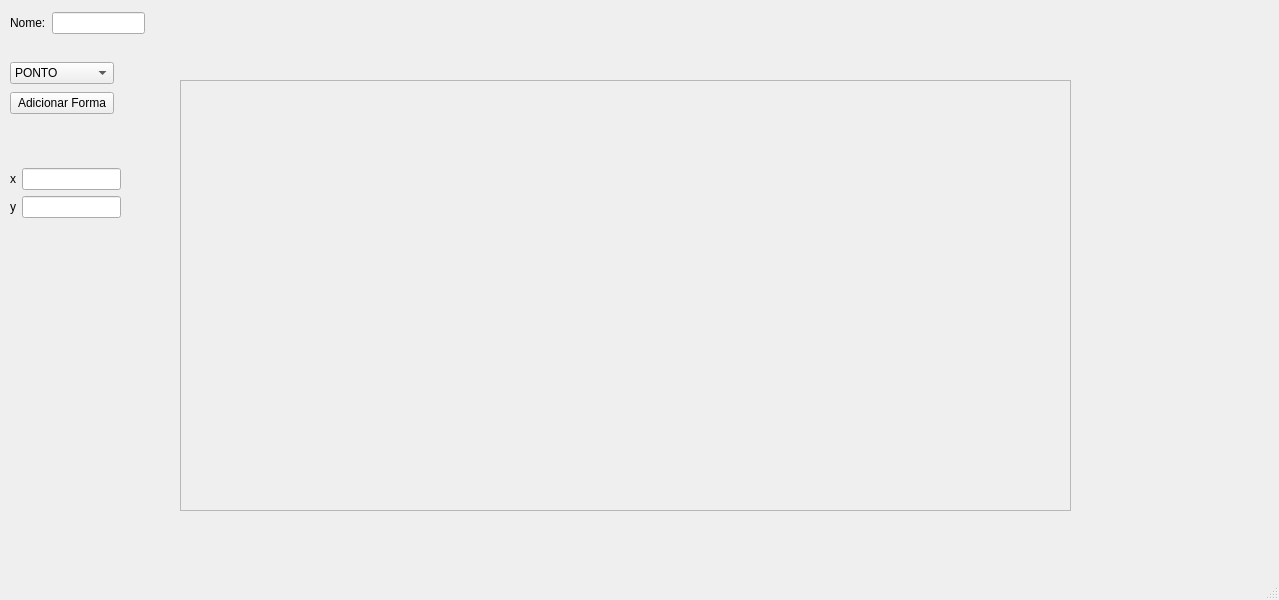
Before: the Qt Designer form mainwindow.ui in samu-ribas/3D-Graphics-Engine-Project, drawn with Qt 5.
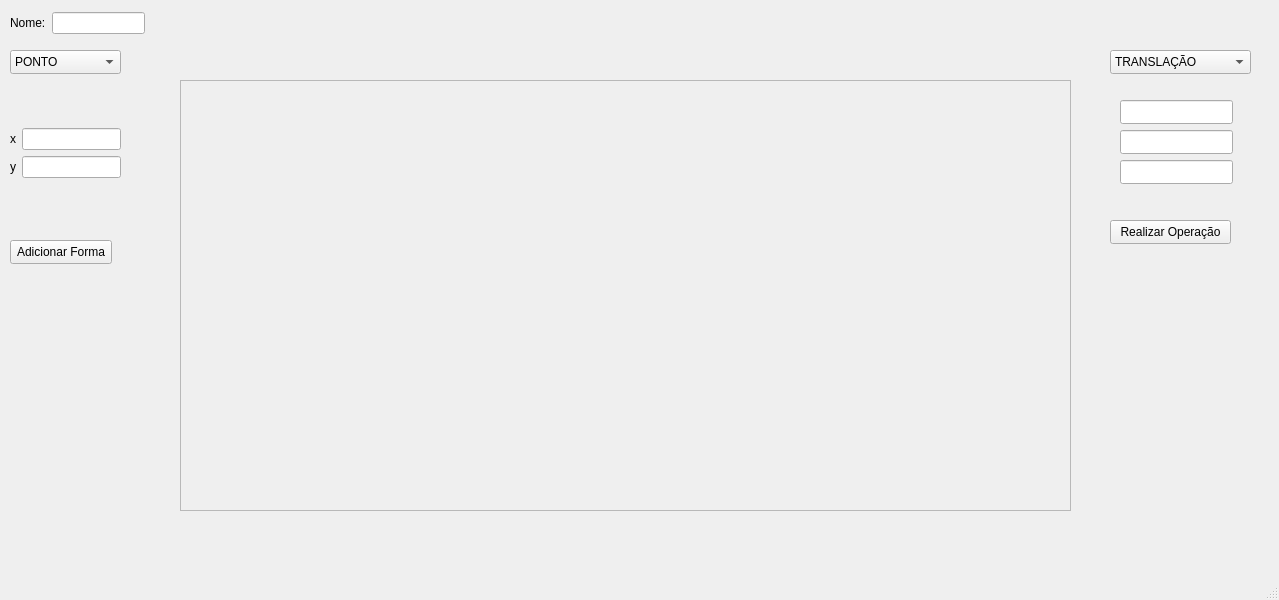
After: the same form once the commit is applied. The open tabs and pages were chosen to show the change. Custom widgets are drawn as their Qt base class.

Diff of the .ui file:
```diff
--- a/mainwindow.ui
+++ b/mainwindow.ui
@@ -30,13 +30,43 @@
      <enum>QFrame::Shadow::Raised</enum>
     </property>
    </widget>
+   <widget class="QComboBox" name="comboBox">
+    <property name="geometry">
+     <rect>
+      <x>10</x>
+      <y>50</y>
+      <width>111</width>
+      <height>24</height>
+     </rect>
+    </property>
+    <item>
+     <property name="text">
+      <string>PONTO</string>
+     </property>
+    </item>
+    <item>
+     <property name="text">
+      <string>RETA</string>
+     </property>
+    </item>
+    <item>
+     <property name="text">
+      <string>POLIGONO</string>
+     </property>
+    </item>
+    <item>
+     <property name="text">
+      <string>RETANGULO</string>
+     </property>
+    </item>
+   </widget>
    <widget class="QStackedWidget" name="stackedWidget">
     <property name="geometry">
      <rect>
       <x>10</x>
-      <y>120</y>
+      <y>80</y>
       <width>161</width>
-      <height>331</height>
+      <height>151</height>
      </rect>
     </property>
     <property name="currentIndex">
@@ -291,48 +321,145 @@
      </widget>
     </widget>
    </widget>
-   <widget class="QWidget" name="">
+   <widget class="QPushButton" name="Bt_add_forma">
     <property name="geometry">
      <rect>
       <x>10</x>
-      <y>60</y>
-      <width>104</width>
-      <height>56</height>
+      <y>240</y>
+      <width>102</width>
+      <height>24</height>
      </rect>
     </property>
-    <layout class="QVBoxLayout" name="verticalLayout_19">
-     <item>
-      <widget class="QComboBox" name="comboBox">
-       <item>
-        <property name="text">
-         <string>PONTO</string>
-        </property>
-       </item>
-       <item>
-        <property name="text">
-         <string>RETA</string>
-        </property>
-       </item>
-       <item>
-        <property name="text">
-         <string>POLIGONO</string>
-        </property>
-       </item>
-       <item>
-        <property name="text">
-         <string>RETANGULO</string>
-        </property>
-       </item>
-      </widget>
-     </item>
-     <item>
-      <widget class="QPushButton" name="Bt_add_forma">
-       <property name="text">
-        <string>Adicionar Forma</string>
-       </property>
-      </widget>
-     </item>
-    </layout>
+    <property name="text">
+     <string>Adicionar Forma</string>
+    </property>
+   </widget>
+   <widget class="QStackedWidget" name="stackedWidgetOperacoes">
+    <property name="geometry">
+     <rect>
+      <x>1100</x>
+      <y>80</y>
+      <width>151</width>
+      <height>111</height>
+     </rect>
+    </property>
+    <property name="currentIndex">
+     <number>1</number>
+    </property>
+    <widget class="QWidget" name="page_7">
+     <widget class="QLineEdit" name="inputXTranslacao">
+      <property name="geometry">
+       <rect>
+        <x>10</x>
+        <y>40</y>
+        <width>113</width>
+        <height>24</height>
+       </rect>
+      </property>
+     </widget>
+     <widget class="QLineEdit" name="inputYTranslacao">
+      <property name="geometry">
+       <rect>
+        <x>10</x>
+        <y>70</y>
+        <width>113</width>
+        <height>24</height>
+       </rect>
+      </property>
+     </widget>
+    </widget>
+    <widget class="QWidget" name="page_5">
+     <widget class="QLineEdit" name="inputYEscala">
+      <property name="geometry">
+       <rect>
+        <x>10</x>
+        <y>60</y>
+        <width>113</width>
+        <height>24</height>
+       </rect>
+      </property>
+     </widget>
+     <widget class="QLineEdit" name="inputXEscala">
+      <property name="geometry">
+       <rect>
+        <x>10</x>
+        <y>30</y>
+        <width>113</width>
+        <height>24</height>
+       </rect>
+      </property>
+     </widget>
+    </widget>
+    <widget class="QWidget" name="page_6">
+     <widget class="QLineEdit" name="inputYRotacao">
+      <property name="geometry">
+       <rect>
+        <x>20</x>
+        <y>50</y>
+        <width>113</width>
+        <height>24</height>
+       </rect>
+      </property>
+     </widget>
+     <widget class="QLineEdit" name="inputXRotacao">
+      <property name="geometry">
+       <rect>
+        <x>20</x>
+        <y>20</y>
+        <width>113</width>
+        <height>24</height>
+       </rect>
+      </property>
+     </widget>
+     <widget class="QLineEdit" name="inputAnguloRotacao">
+      <property name="geometry">
+       <rect>
+        <x>20</x>
+        <y>80</y>
+        <width>113</width>
+        <height>24</height>
+       </rect>
+      </property>
+     </widget>
+    </widget>
+   </widget>
+   <widget class="QPushButton" name="bt_op">
+    <property name="geometry">
+     <rect>
+      <x>1110</x>
+      <y>220</y>
+      <width>121</width>
+      <height>24</height>
+     </rect>
+    </property>
+    <property name="text">
+     <string>Realizar Operação</string>
+    </property>
+   </widget>
+   <widget class="QComboBox" name="comboBox_2">
+    <property name="geometry">
+     <rect>
+      <x>1110</x>
+      <y>50</y>
+      <width>141</width>
+      <height>24</height>
+     </rect>
+    </property>
+    <item>
+     <property name="text">
+      <string>TRANSLAÇÃO</string>
+     </property>
+    </item>
+    <item>
+     <property name="text">
+      <string>ESCALA</string>
+     </property>
+    </item>
+    <item>
+     <property name="text">
+      <string>ROTAÇÃO</string>
+     </property>
+    </item>
    </widget>
    <widget class="QWidget" name="">
     <property name="geometry">
```
